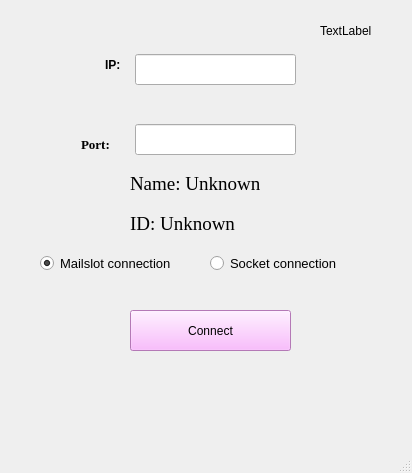
Above: mainwindow.ui from AnastasiiaPetrochenko/9_OS_messenger before the change. Below: the same form after it.
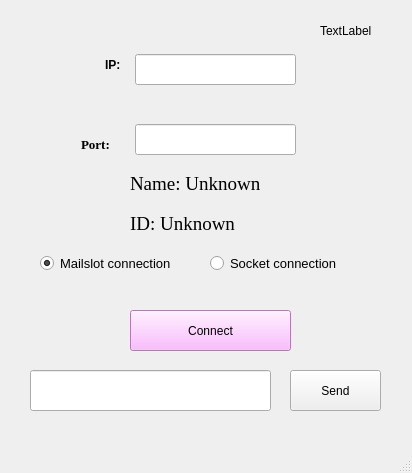
That is the form after the change.

Commit message: add send function

```diff
--- a/mainwindow.ui
+++ b/mainwindow.ui
@@ -237,6 +237,29 @@
      <string>TextLabel</string>
     </property>
    </widget>
+   <widget class="QPushButton" name="pushButton">
+    <property name="geometry">
+     <rect>
+      <x>290</x>
+      <y>370</y>
+      <width>91</width>
+      <height>41</height>
+     </rect>
+    </property>
+    <property name="text">
+     <string>Send</string>
+    </property>
+   </widget>
+   <widget class="QLineEdit" name="lineEdit">
+    <property name="geometry">
+     <rect>
+      <x>30</x>
+      <y>370</y>
+      <width>241</width>
+      <height>41</height>
+     </rect>
+    </property>
+   </widget>
   </widget>
   <widget class="QMenuBar" name="menubar">
    <property name="geometry">
```
The commit also changes 2 other files.
